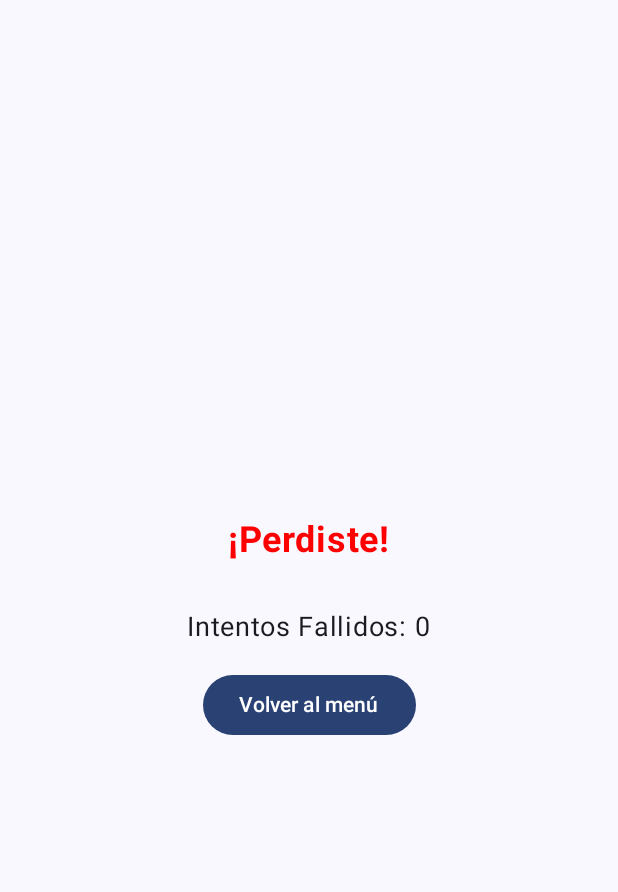
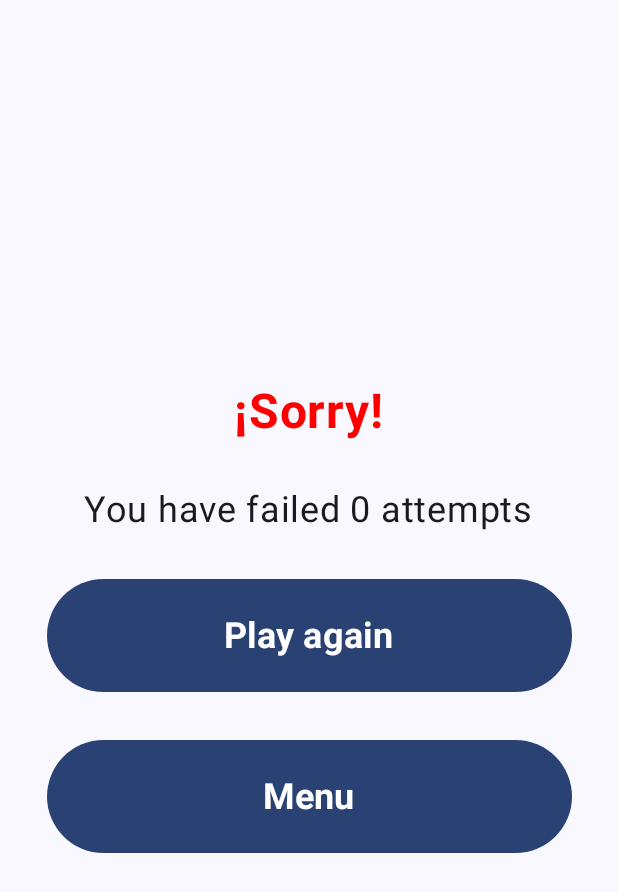
Before and after one commit to LSG-DAM2-M07-24-25/pr04-hangman-app-jaumegandara_joanlinares, an Android app built with Jetpack Compose: the composable ResultScreen called with empty values, on a phone screen of 412 x 824 dp. Shown: the top 892 px of the screen. Run offline under Robolectric (Android 15) with nearby library versions, the phone set to English and light mode, and no system bars.

Commit message:
feat: Final commit (colors and play again)

```diff
--- a/app/src/main/java/com/example/pr04_hangman_app_jaumegandara_joanlinares/Routes.kt
+++ b/app/src/main/java/com/example/pr04_hangman_app_jaumegandara_joanlinares/Routes.kt
@@ -8,7 +8,7 @@ sealed class Routes(val route: String) {
         fun createRoute(difficulty: String) = "screen2/$difficulty"
     }
 
-    object Screen3 : Routes("screen3/{isGameWon}/{attempts}") {
-        fun createRoute(isGameWon: Boolean, attempts: Int) = "screen3/$isGameWon/$attempts"
+    object Screen3 : Routes("screen3/{isGameWon}/{attempts}/{difficulty}") {
+        fun createRoute(isGameWon: Boolean, attempts: Int, difficulty: String) = "screen3/$isGameWon/$attempts/$difficulty"
     }
 }
--- a/app/src/main/java/com/example/pr04_hangman_app_jaumegandara_joanlinares/model/Game.kt
+++ b/app/src/main/java/com/example/pr04_hangman_app_jaumegandara_joanlinares/model/Game.kt
@@ -2,6 +2,7 @@ package com.example.pr04_hangman_app_jaumegandara_joanlinares.model
 
 data class Game(
     val selectedWord: String,
+    val difficulty: String,
     val guessedLetters: MutableList<Char> = mutableListOf(),
     val usedLetters: MutableList<Char> = mutableListOf(),
     val remainingAttempts: Int,
--- a/app/src/main/java/com/example/pr04_hangman_app_jaumegandara_joanlinares/view/EntryPoint.kt
+++ b/app/src/main/java/com/example/pr04_hangman_app_jaumegandara_joanlinares/view/EntryPoint.kt
@@ -1,6 +1,5 @@
 package com.example.pr04_hangman_app_jaumegandara_joanlinares.view
 
-import android.app.GameState
 import androidx.compose.runtime.Composable
 import androidx.compose.runtime.remember
 import androidx.navigation.NavController
@@ -9,7 +8,6 @@ import androidx.navigation.compose.NavHost
 import androidx.navigation.compose.composable
 import com.example.pr04_hangman_app_jaumegandara_joanlinares.Routes
 import com.example.pr04_hangman_app_jaumegandara_joanlinares.viewModel.GameViewModel
-import com.google.android.libraries.mapsplatform.transportation.consumer.model.Route
 
 @Composable
 fun EntryPoint(navigationController: NavController) {
@@ -28,7 +26,8 @@ fun EntryPoint(navigationController: NavController) {
         composable(Routes.Screen3.route) { backStackEntry ->
             val isGameWon = backStackEntry.arguments?.getString("isGameWon")?.toBoolean() ?: false
             val attempts = backStackEntry.arguments?.getString("attempts")?.toInt() ?: 0
-            ResultScreen(navigationController, isGameWon, attempts)
+            val difficulty = backStackEntry.arguments?.getString("difficulty") ?: "Medium"
+            ResultScreen(navigationController, isGameWon, attempts, difficulty)
         }
     }
 }
--- a/app/src/main/java/com/example/pr04_hangman_app_jaumegandara_joanlinares/view/ResultScreen.kt
+++ b/app/src/main/java/com/example/pr04_hangman_app_jaumegandara_joanlinares/view/ResultScreen.kt
@@ -4,7 +4,9 @@ package com.example.pr04_hangman_app_jaumegandara_joanlinares.view
 import androidx.compose.foundation.layout.Arrangement
 import androidx.compose.foundation.layout.Column
 import androidx.compose.foundation.layout.fillMaxSize
+import androidx.compose.foundation.layout.height
 import androidx.compose.foundation.layout.padding
+import androidx.compose.foundation.layout.width
 import androidx.compose.material3.Button
 import androidx.compose.material3.Text
 import androidx.compose.runtime.Composable
@@ -18,9 +20,10 @@ import androidx.compose.ui.graphics.Color
 import com.example.pr04_hangman_app_jaumegandara_joanlinares.Routes
 
 @Composable
-fun ResultScreen(navController: NavController, isGameWon: Boolean, attempts: Int) {
-    val resultText = if (isGameWon) "¡Ganaste!" else "¡Perdiste!"
+fun ResultScreen(navController: NavController, isGameWon: Boolean, attempts: Int, difficulty: String) {
+    val resultText = if (isGameWon) "Congratulations!" else "¡Sorry!"
     val resultColor = if (isGameWon) Color.Green else Color.Red
+    val resultDescription = if (isGameWon) "You have succeeded after $attempts attempts" else "You have failed $attempts attempts"
 
     Column(
         modifier = Modifier.fillMaxSize(),
@@ -30,17 +33,34 @@ fun ResultScreen(navController: NavController, isGameWon: Boolean, attempts: Int
         Text(
             text = resultText,
             color = resultColor,
-            fontSize = 24.sp,
+            fontSize = 32.sp,
             fontWeight = FontWeight.Bold,
             modifier = Modifier.padding(16.dp)
         )
         Text(
-            text = "Intentos Fallidos: $attempts",
-            fontSize = 18.sp,
+            text = resultDescription,
+            fontSize = 24.sp,
             modifier = Modifier.padding(16.dp)
         )
-        Button(onClick = { navController.navigate(Routes.Screen1.route) }) {
-            Text(text = "Volver al menú")
+        Button(
+            modifier = Modifier.padding(16.dp).width(350.dp).height(75.dp),
+            onClick = { navController.navigate(Routes.Screen2.createRoute(difficulty)) }
+        ) {
+            Text(
+                text = "Play again",
+                fontSize = 24.sp,
+                fontWeight = FontWeight.Bold
+            )
+        }
+        Button(
+            modifier = Modifier.padding(16.dp).width(350.dp).height(75.dp),
+            onClick = { navController.navigate(Routes.Screen1.route) }
+        ) {
+            Text(
+                text = "Menu",
+                fontSize = 24.sp,
+                fontWeight = FontWeight.Bold
+            )
         }
     }
 }
```
Also changed, not shown: app/src/main/java/com/example/pr04_hangman_app_jaumegandara_joanlinares/view/GameScreen.kt (+8 -3 lines), app/src/main/java/com/example/pr04_hangman_app_jaumegandara_joanlinares/viewModel/GameViewModel.kt (+5 -3 lines).
